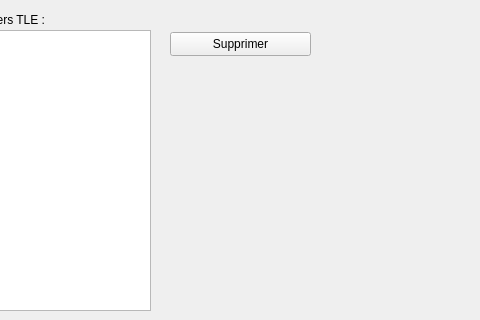
mconsidine/previsat_archive, file src/interface/outils/outils.ui: the form before one commit; both pictures show x 290 to 770 and y 0 to 320 of the 960 by 600 pixel window.
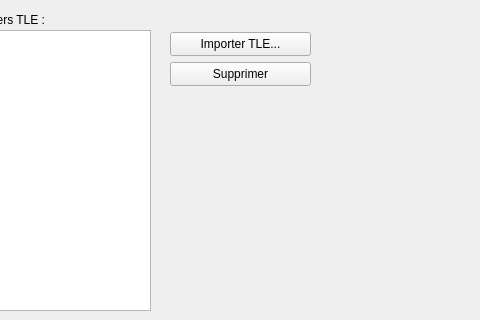
The form after the commit. The open tabs and pages were chosen to show the change.

Commit message: Ajout du bouton d'import de TLE dans la fenetre Outils

Diff of the .ui file:
```diff
--- a/src/interface/outils/outils.ui
+++ b/src/interface/outils/outils.ui
@@ -892,7 +892,7 @@
      <property name="geometry">
       <rect>
        <x>250</x>
-       <y>20</y>
+       <y>50</y>
        <width>141</width>
        <height>24</height>
       </rect>
@@ -914,6 +914,19 @@
       <string>Liste de fichiers TLE :</string>
      </property>
     </widget>
+    <widget class="QPushButton" name="importerTLE">
+     <property name="geometry">
+      <rect>
+       <x>250</x>
+       <y>20</y>
+       <width>141</width>
+       <height>24</height>
+      </rect>
+     </property>
+     <property name="text">
+      <string>Importer TLE...</string>
+     </property>
+    </widget>
    </widget>
   </widget>
   <widget class="QFrame" name="frameInformations">
```
The commit also changes 6 other files.
